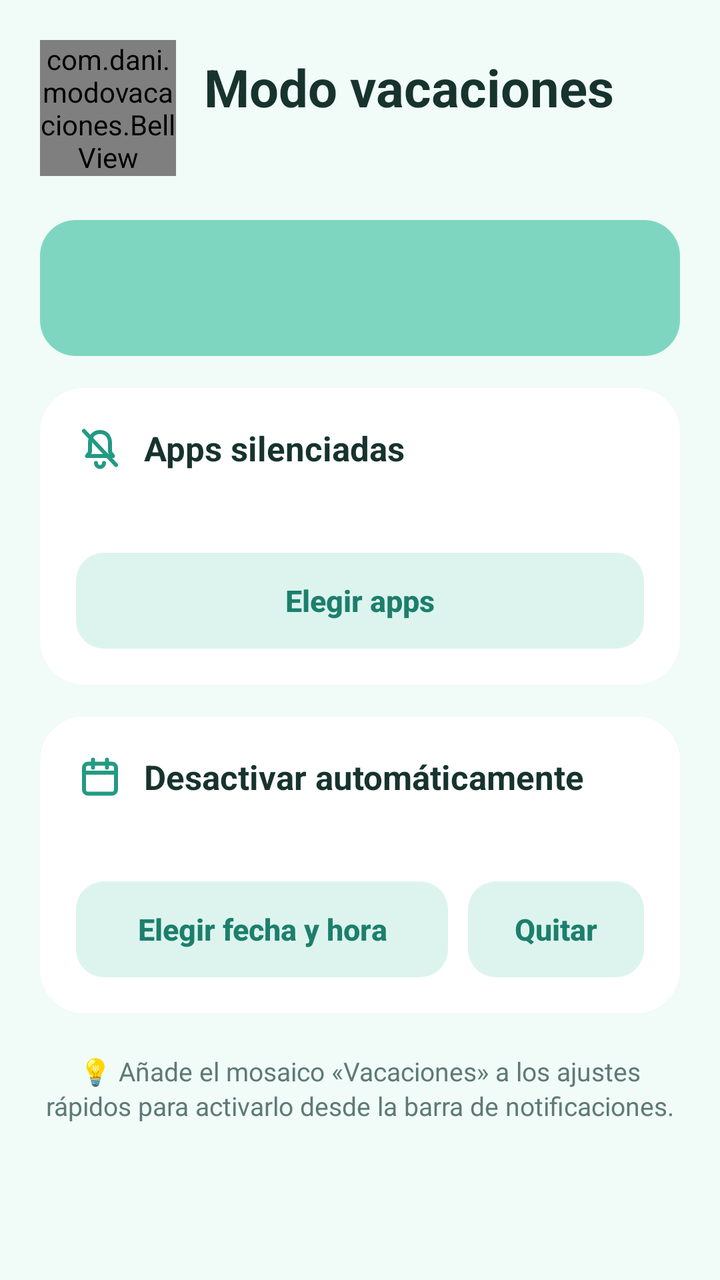
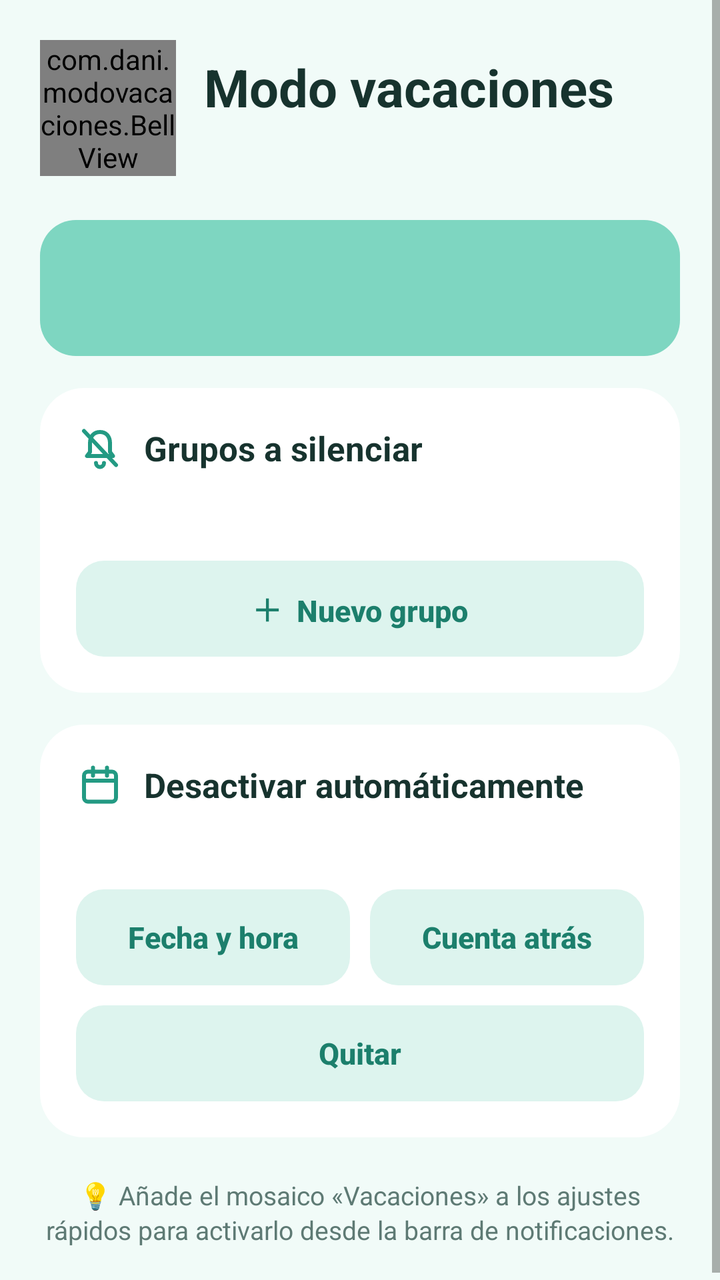

Compare the two renders of this Android layout. The source of the first and the diff that turns it into the second are given below.
<!-- AndroidManifest.xml: application theme AppTheme -->
<!-- res/layout/activity_main.xml -->
<?xml version="1.0" encoding="utf-8"?>
<ScrollView xmlns:android="http://schemas.android.com/apk/res/android"
    android:layout_width="match_parent"
    android:layout_height="match_parent"
    android:background="@color/bg"
    android:fillViewport="true"
    android:fitsSystemWindows="true">

    <LinearLayout
        android:layout_width="match_parent"
        android:layout_height="wrap_content"
        android:orientation="vertical"
        android:padding="20dp">

        
        <LinearLayout
            android:layout_width="match_parent"
            android:layout_height="wrap_content"
            android:gravity="center_vertical"
            android:orientation="horizontal">

            <com.dani.modovacaciones.BellView
                android:id="@+id/bellView"
                android:layout_width="68dp"
                android:layout_height="68dp" />

            <LinearLayout
                android:layout_width="0dp"
                android:layout_height="wrap_content"
                android:layout_marginStart="14dp"
                android:layout_weight="1"
                android:orientation="vertical">

                <TextView
                    android:layout_width="wrap_content"
                    android:layout_height="wrap_content"
                    android:text="@string/app_name"
                    android:textColor="@color/text"
                    android:textSize="26sp"
                    android:textStyle="bold" />

                <TextView
                    android:id="@+id/txtStatus"
                    android:layout_width="wrap_content"
                    android:layout_height="wrap_content"
                    android:layout_marginTop="2dp"
                    android:textColor="@color/sub"
                    android:textSize="14sp" />
            </LinearLayout>
        </LinearLayout>

        
        <LinearLayout
            android:id="@+id/cardPermission"
            style="@style/Card"
            android:visibility="gone">

            <TextView
                style="@style/CardTitle"
                android:drawableStart="@drawable/ic_warn"
                android:drawableTint="@color/warn"
                android:text="Falta un permiso"
                android:textColor="@color/warn" />

            <TextView
                style="@style/Body"
                android:text="Para quitar las notificaciones de otras apps, Modo vacaciones necesita «Acceso a notificaciones»." />

            <Button
                android:id="@+id/btnGrantAccess"
                style="@style/Btn.Primary"
                android:layout_width="match_parent"
                android:layout_marginTop="14dp"
                android:text="Dar acceso a notificaciones" />

            <TextView
                style="@style/Body"
                android:layout_marginTop="14dp"
                android:text="¿Sale en gris o te dice «Ajuste restringido»? Es normal en APKs instalados a mano: abre la info de la app, pulsa ⋮ (arriba a la derecha) → «Permitir ajustes restringidos» y vuelve a intentarlo."
                android:textSize="13sp" />

            <Button
                android:id="@+id/btnAppInfo"
                style="@style/Btn.Soft"
                android:layout_width="match_parent"
                android:layout_marginTop="10dp"
                android:text="Abrir info de la app" />
        </LinearLayout>

        
        <Button
            android:id="@+id/btnToggle"
            style="@style/Btn.Primary"
            android:layout_width="match_parent"
            android:layout_marginTop="22dp"
            android:minHeight="68dp"
            android:textSize="19sp" />

        
        <LinearLayout style="@style/Card">

            <TextView
                style="@style/CardTitle"
                android:drawableStart="@drawable/ic_bell_off"
                android:text="Apps silenciadas" />

            <TextView
                android:id="@+id/txtAppsSummary"
                style="@style/Body" />

            <Button
                android:id="@+id/btnChooseApps"
                style="@style/Btn.Soft"
                android:layout_width="match_parent"
                android:layout_marginTop="14dp"
                android:text="Elegir apps" />
        </LinearLayout>

        
        <LinearLayout style="@style/Card">

            <TextView
                style="@style/CardTitle"
                android:drawableStart="@drawable/ic_calendar"
                android:text="Desactivar automáticamente" />

            <TextView
                android:id="@+id/txtEndTime"
                style="@style/Body" />

            <LinearLayout
                android:layout_width="match_parent"
                android:layout_height="wrap_content"
                android:layout_marginTop="14dp"
                android:orientation="horizontal">

                <Button
                    android:id="@+id/btnPickDate"
                    style="@style/Btn.Soft"
                    android:layout_width="0dp"
                    android:layout_weight="1"
                    android:text="Elegir fecha y hora" />

                <Button
                    android:id="@+id/btnClearDate"
                    style="@style/Btn.Soft"
                    android:layout_width="wrap_content"
                    android:layout_marginStart="10dp"
                    android:text="Quitar" />
            </LinearLayout>

            <TextView
                android:id="@+id/txtExactHint"
                style="@style/Body"
                android:layout_marginTop="12dp"
                android:text="Sin el permiso de «Alarmas y recordatorios» el aviso puede llegar unos minutos tarde (las notificaciones sí dejan de bloquearse a la hora exacta)."
                android:textSize="13sp"
                android:visibility="gone" />

            <Button
                android:id="@+id/btnExactPerm"
                style="@style/Btn.Soft"
                android:layout_width="match_parent"
                android:layout_marginTop="10dp"
                android:text="Permitir alarmas exactas"
                android:visibility="gone" />
        </LinearLayout>

        
        <LinearLayout
            android:id="@+id/cardStats"
            style="@style/Card"
            android:visibility="gone">

            <TextView
                android:id="@+id/txtStatsTitle"
                style="@style/CardTitle"
                android:drawableStart="@drawable/ic_inbox" />

            <TextView
                android:id="@+id/txtStats"
                style="@style/Body" />

            <Button
                android:id="@+id/btnHistory"
                style="@style/Btn.Soft"
                android:layout_width="match_parent"
                android:layout_marginTop="14dp"
                android:text="Ver notificaciones" />
        </LinearLayout>

        <TextView
            style="@style/Body"
            android:layout_marginTop="20dp"
            android:gravity="center"
            android:text="💡 Añade el mosaico «Vacaciones» a los ajustes rápidos para activarlo desde la barra de notificaciones."
            android:textSize="13sp" />
    </LinearLayout>
</ScrollView>
<!-- resources referenced by this layout -->
<resources>
  <color name="bg">#F1FBF8</color>
  <color name="sub">#5E7A74</color>
  <color name="text">#17332E</color>
  <color name="warn">#D9572A</color>
  <string name="app_name">Modo vacaciones</string>
  <style name="Body">
          <item name="android:layout_width">match_parent</item>
          <item name="android:layout_height">wrap_content</item>
          <item name="android:layout_marginTop">6dp</item>
          <item name="android:textColor">@color/sub</item>
          <item name="android:textSize">15sp</item>
          <item name="android:lineSpacingExtra">2dp</item>
      </style>
  <style name="Btn.Primary">
          <item name="android:background">@drawable/bg_btn_sun</item>
          <item name="android:textColor">@color/on_primary</item>
      </style>
  <style name="Btn.Soft">
          <item name="android:background">@drawable/bg_btn_soft</item>
          <item name="android:textColor">@color/soft_text</item>
      </style>
  <style name="Card">
          <item name="android:layout_width">match_parent</item>
          <item name="android:layout_height">wrap_content</item>
          <item name="android:layout_marginTop">16dp</item>
          <item name="android:orientation">vertical</item>
          <item name="android:padding">18dp</item>
          <item name="android:background">@drawable/bg_card</item>
      </style>
  <style name="CardTitle">
          <item name="android:layout_width">match_parent</item>
          <item name="android:layout_height">wrap_content</item>
          <item name="android:textColor">@color/text</item>
          <item name="android:textSize">17sp</item>
          <item name="android:textStyle">bold</item>
          <item name="android:gravity">center_vertical</item>
          <item name="android:drawablePadding">10dp</item>
          <item name="android:drawableTint">@color/sun</item>
      </style>
  <style name="AppTheme" parent="android:Theme.Material.Light.NoActionBar">
          <item name="android:windowBackground">@color/bg</item>
          <item name="android:statusBarColor">@color/bg</item>
          <item name="android:navigationBarColor">@color/bg</item>
          <item name="android:windowLightStatusBar">true</item>
          <item name="android:windowLightNavigationBar">true</item>
          <item name="android:colorPrimary">@color/sun</item>
          <item name="android:colorAccent">@color/sun</item>
          <item name="android:colorControlActivated">@color/sun</item>
      </style>
  <!-- drawable bg_btn_sun (drawable) -->
  <?xml version="1.0" encoding="utf-8"?>
  <ripple xmlns:android="http://schemas.android.com/apk/res/android" android:color="#33FFFFFF">
      <item>
          <shape android:shape="rectangle">
              <solid android:color="@color/brand" />
              <corners android:radius="18dp" />
          </shape>
      </item>
  </ripple>
  <color name="on_primary">#10423A</color>
  <!-- drawable bg_btn_soft (drawable) -->
  <?xml version="1.0" encoding="utf-8"?>
  <ripple xmlns:android="http://schemas.android.com/apk/res/android" android:color="#22000000">
      <item>
          <shape android:shape="rectangle">
              <solid android:color="@color/soft" />
              <corners android:radius="14dp" />
          </shape>
      </item>
  </ripple>
  <color name="soft_text">#1C7F6C</color>
  <!-- drawable bg_card (drawable) -->
  <?xml version="1.0" encoding="utf-8"?>
  <shape xmlns:android="http://schemas.android.com/apk/res/android" android:shape="rectangle">
      <solid android:color="@color/card" />
      <corners android:radius="22dp" />
  </shape>
  <color name="sun">#239A83</color>
  <color name="brand">#7ED6C1</color>
  <color name="soft">#DDF4EE</color>
  <color name="card">#FFFFFF</color>
  <!-- unchanged entries left out for length: 4 -->
</resources>

<!-- the commit's change to res/layout/activity_main.xml (unified diff, before → after) -->
@@ -102,18 +102,25 @@
             <TextView
                 style="@style/CardTitle"
                 android:drawableStart="@drawable/ic_bell_off"
-                android:text="Apps silenciadas" />
+                android:text="Grupos a silenciar" />
 
             <TextView
                 android:id="@+id/txtAppsSummary"
                 style="@style/Body" />
 
-            <Button
-                android:id="@+id/btnChooseApps"
-                style="@style/Btn.Soft"
-                android:layout_width="match_parent"
-                android:layout_marginTop="14dp"
-                android:text="Elegir apps" />
+            <LinearLayout
+                android:id="@+id/groupsContainer"
+                android:layout_width="match_parent"
+                android:layout_height="wrap_content"
+                android:layout_marginTop="8dp"
+                android:orientation="vertical" />
+
+            <Button
+                android:id="@+id/btnNewGroup"
+                style="@style/Btn.Soft"
+                android:layout_width="match_parent"
+                android:layout_marginTop="10dp"
+                android:text="＋  Nuevo grupo" />
         </LinearLayout>
 
         
@@ -139,15 +146,23 @@
                     style="@style/Btn.Soft"
                     android:layout_width="0dp"
                     android:layout_weight="1"
-                    android:text="Elegir fecha y hora" />
+                    android:text="Fecha y hora" />
 
                 <Button
-                    android:id="@+id/btnClearDate"
+                    android:id="@+id/btnCountdown"
                     style="@style/Btn.Soft"
-                    android:layout_width="wrap_content"
+                    android:layout_width="0dp"
                     android:layout_marginStart="10dp"
-                    android:text="Quitar" />
+                    android:layout_weight="1"
+                    android:text="Cuenta atrás" />
             </LinearLayout>
+
+            <Button
+                android:id="@+id/btnClearDate"
+                style="@style/Btn.Soft"
+                android:layout_width="match_parent"
+                android:layout_marginTop="10dp"
+                android:text="Quitar" />
 
             <TextView
                 android:id="@+id/txtExactHint"
